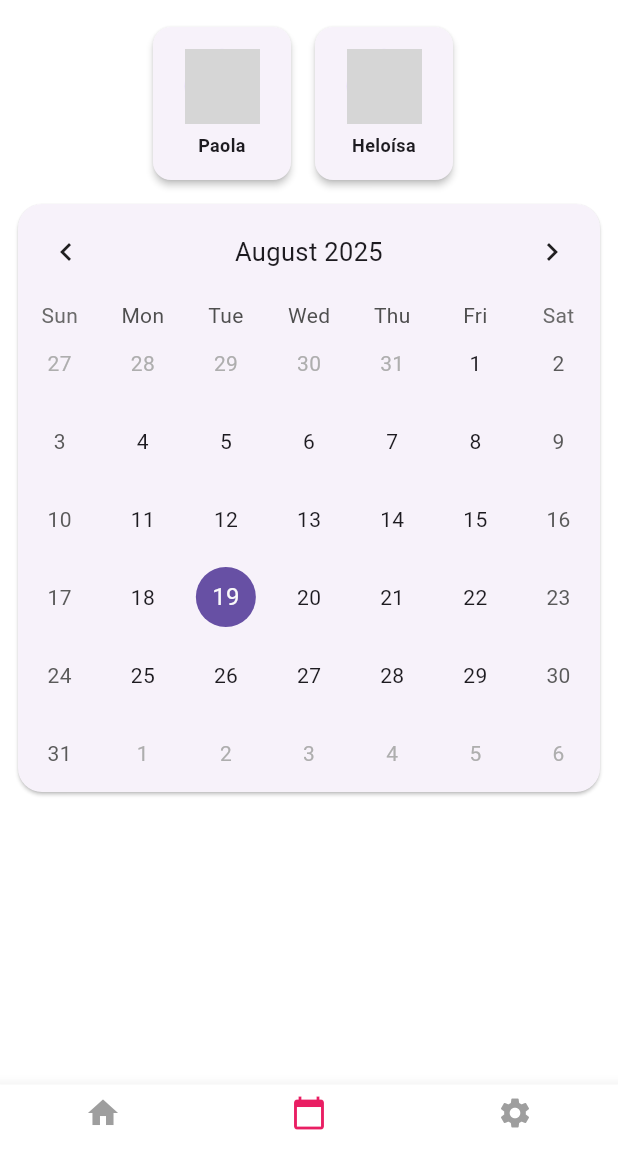
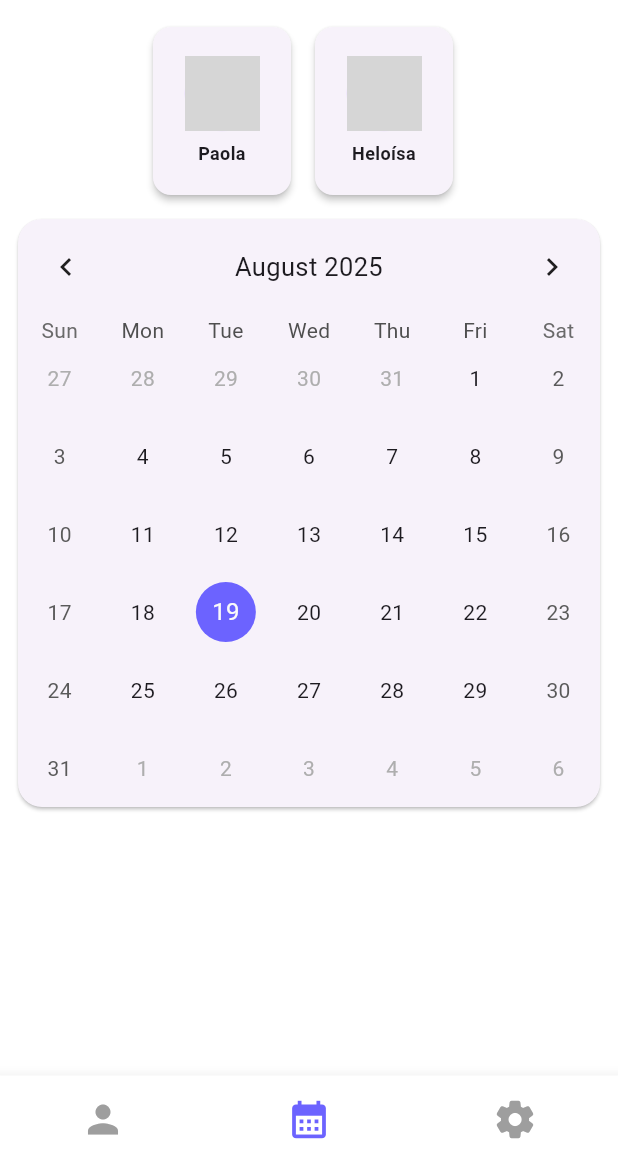
Before and after one commit to Moonsolemtec/nail_management, a Flutter app: the screen it shows after launch, on a phone screen of 412 x 824 dp, the part 63-1236 px from its top. Run offline on Flutter 3.47's test engine with Material 3 defaults, Android fonts, the phone set to English and light mode, and no system bars; drawn by our look-alikes of table_calendar; network calls fail; grey boxes are pictures that could not be loaded.

Commit message:
Add service and settings pages; update landing page with navigation and calendar functionality Palette colors on AppTheme

```diff
--- a/lib/main.dart
+++ b/lib/main.dart
@@ -27,6 +27,7 @@ class _MyAppState extends State<MyApp> {
   @override
   Widget build(BuildContext context) {
     return MaterialApp(
+      debugShowCheckedModeBanner: false,
       title: 'Nail Management',
       theme: AppTheme.lightTheme,
       darkTheme: AppTheme.darkTheme,
--- a/lib/pages/landing_page.dart
+++ b/lib/pages/landing_page.dart
@@ -1,4 +1,7 @@
 import 'package:flutter/material.dart';
+import 'package:nail_management/pages/service_page.dart';
+import 'package:nail_management/pages/settings_page.dart';
+import 'package:nail_management/theme/app_theme.dart';
 import 'package:table_calendar/table_calendar.dart';
 
 class LandingPage extends StatefulWidget {
@@ -14,13 +17,33 @@ class _LandingPageState extends State<LandingPage> {
   DateTime _focusedDay = DateTime.now();
   DateTime? _selectedDay = DateTime.now();
 
-  final List<Map<String, String>> professionals = [
+  final List<Map<String, String>> _professionals = const [
     {"name": "Paola", "image": "./images/sem_imagem.jpg"},
     {"name": "Heloísa", "image": "./images/sem_imagem.jpg"},
   ];
 
+  void _onItemTapped(int index) {
+    setState(() => _selectedIndex = index);
+  }
+
   @override
   Widget build(BuildContext context) {
+    final pages = [
+      const ServicePage(),
+      CalendarPage(
+        focusedDay: _focusedDay,
+        selectedDay: _selectedDay,
+        professionals: _professionals,
+        onDaySelected: (selected, focused) {
+          setState(() {
+            _selectedDay = selected;
+            _focusedDay = focused;
+          });
+        },
+      ),
+      const SettingsPage(),
+    ];
+
     return Scaffold(
       appBar: AppBar(
         title: const Text("Nail Management"),
@@ -32,50 +55,56 @@ class _LandingPageState extends State<LandingPage> {
           ),
         ],
       ),
-      body: Column(
+      body: IndexedStack(
+        index: _selectedIndex,
+        children: pages,
+      ),
+      bottomNavigationBar: BottomNavigationBar(
+        currentIndex: _selectedIndex,
+        onTap: _onItemTapped,
+        selectedItemColor: AppTheme.primary,
+        unselectedItemColor: AppTheme.deselected,
+        iconSize: 30,
+        showSelectedLabels: false,
+        showUnselectedLabels: false,
+        items: const [
+          BottomNavigationBarItem(icon: Icon(Icons.person), label: ""),
+          BottomNavigationBarItem(icon: Icon(Icons.calendar_month), label: ""),
+          BottomNavigationBarItem(icon: Icon(Icons.settings_rounded), label: ""),
+        ],
+      ),
+    );
+  }
+}
+
+class CalendarPage extends StatelessWidget {
+  final DateTime focusedDay;
+  final DateTime? selectedDay;
+  final List<Map<String, String>> professionals;
+  final void Function(DateTime selectedDay, DateTime focusedDay) onDaySelected;
+
+  const CalendarPage({
+    super.key,
+    required this.focusedDay,
+    required this.selectedDay,
+    required this.professionals,
+    required this.onDaySelected,
+  });
+
+  @override
+  Widget build(BuildContext context) {
+    return Column(
+      crossAxisAlignment: CrossAxisAlignment.center,
       children: [
-          SizedBox(
-            height: 110,
-            child: Center(
-              child: ListView.builder(
-                scrollDirection: Axis.horizontal,
-                shrinkWrap: true,
-                padding: const EdgeInsets.symmetric(horizontal: 8),
-                itemCount: professionals.length,
-                itemBuilder: (context, index) {
-                  return Container(
-                    width: 100,
-                    margin: const EdgeInsets.only(right: 8),
-                    child: Card(
-                      shape: RoundedRectangleBorder(
-                        borderRadius: BorderRadius.circular(12),
-                      ),
-                      elevation: 2,
-                      child: Column(
+        Row(
           mainAxisAlignment: MainAxisAlignment.center,
           children: [
-                          CircleAvatar(
-                            backgroundImage: NetworkImage(
-                              professionals[index]["image"]!,
+            Expanded(
+              child: Center(
+                child: ProfessionalsList(professionals: professionals),
               ),
-                            radius: 25,
-                          ),
-                          const SizedBox(height: 6),
-                          Text(
-                            professionals[index]["name"]!,
-                            style: const TextStyle(
-                              fontSize: 12,
-                              fontWeight: FontWeight.bold,
-                            ),
-                            textAlign: TextAlign.center,
             ),
           ],
-                      ),
-                    ),
-                  );
-                },
-              ),
-            ),
         ),
         Padding(
           padding: const EdgeInsets.all(8),
@@ -84,24 +113,31 @@ class _LandingPageState extends State<LandingPage> {
               borderRadius: BorderRadius.circular(16),
             ),
             child: TableCalendar(
-                focusedDay: _focusedDay,
+              focusedDay: focusedDay,
               firstDay: DateTime.utc(2020, 1, 1),
               lastDay: DateTime.utc(2030, 12, 31),
-                selectedDayPredicate: (day) => isSameDay(_selectedDay, day),
-                onDaySelected: (selectedDay, focusedDay) {
-                  setState(() {
-                    _selectedDay = selectedDay;
-                    _focusedDay = focusedDay;
-                  });
-                },
-                calendarStyle: CalendarStyle(
+              selectedDayPredicate: (day) => isSameDay(selectedDay, day),
+              onDaySelected: onDaySelected,
+              calendarStyle: _calendarStyle(context),
+              headerStyle: const HeaderStyle(
+                formatButtonVisible: false,
+                titleCentered: true,
+              ),
+            ),
+          ),
+        ),
+      ],
+    );
+  }
+
+  CalendarStyle _calendarStyle(BuildContext context) => CalendarStyle(
         selectedDecoration: BoxDecoration(
-                    color: Theme.of(context).primaryColor,
+          color: AppTheme.primary,
           shape: BoxShape.circle,
         ),
         todayDecoration: BoxDecoration(
           border: Border.all(
-                      color: Theme.of(context).primaryColor,
+            color: AppTheme.primary,
             width: 2,
           ),
           color: Colors.transparent,
@@ -111,27 +147,60 @@ class _LandingPageState extends State<LandingPage> {
           color: Theme.of(context).textTheme.bodyLarge!.color,
           fontWeight: FontWeight.bold,
         ),
+      );
+}
+
+class ProfessionalsList extends StatelessWidget {
+  final List<Map<String, String>> professionals;
+
+  const ProfessionalsList({super.key, required this.professionals});
+
+  @override
+  Widget build(BuildContext context) {
+    return SizedBox(
+      height: 120,
+      child: Center(
+        child: Row(
+          mainAxisAlignment: MainAxisAlignment.center,
+          children: professionals
+              .map((professional) => ProfessionalCard(
+                    name: professional["name"]!,
+                    imagePath: professional["image"]!,
+                  ))
+              .toList(),
         ),
-                headerStyle: const HeaderStyle(
-                  formatButtonVisible: false,
-                  titleCentered: true,
-                ),
-              ),
-            ),
-          ),
-        ],
-      ),
-      bottomNavigationBar: BottomNavigationBar(
-        currentIndex: _selectedIndex,
-        onTap: (index) {
-          setState(() => _selectedIndex = index);
-        },
-        items: const [
-          BottomNavigationBarItem(icon: Icon(Icons.home), label: ""),
-          BottomNavigationBarItem(icon: Icon(Icons.calendar_today), label: ""),
-          BottomNavigationBarItem(icon: Icon(Icons.settings), label: ""),
-        ],
       ),
     );
   }
 }
+
+class ProfessionalCard extends StatelessWidget {
+  final String name;
+  final String imagePath;
+
+  const ProfessionalCard({super.key, required this.name, required this.imagePath});
+
+  @override
+  Widget build(BuildContext context) {
+    return Container(
+      width: 100,
+      margin: const EdgeInsets.only(right: 8),
+      child: Card(
+        shape: RoundedRectangleBorder(borderRadius: BorderRadius.circular(12)),
+        elevation: 2,
+        child: Column(
+          mainAxisAlignment: MainAxisAlignment.center,
+          children: [
+            CircleAvatar(backgroundImage: NetworkImage(imagePath), radius: 25),
+            const SizedBox(height: 6),
+            Text(
+              name,
+              style: const TextStyle(fontSize: 12, fontWeight: FontWeight.bold),
+              textAlign: TextAlign.center,
+            ),
+          ],
+        ),
+      ),
+    );
+  }
+}
--- /dev/null
+++ b/lib/pages/service_page.dart
@@ -0,0 +1,17 @@
+import 'package:flutter/material.dart';
+
+class ServicePage extends StatelessWidget {
+  const ServicePage({Key? key}) : super(key: key);
+
+  @override
+  Widget build(BuildContext context) {
+    return Scaffold(
+      appBar: AppBar(
+        title: const Text('Service Page'),
+      ),
+      body: const Center(
+        child: Text('Welcome to the Service Page!'),
+      ),
+    );
+  }
+}
--- /dev/null
+++ b/lib/pages/settings_page.dart
@@ -0,0 +1,17 @@
+import 'package:flutter/material.dart';
+
+class SettingsPage extends StatelessWidget {
+  const SettingsPage({Key? key}) : super(key: key);
+
+  @override
+  Widget build(BuildContext context) {
+    return Scaffold(
+      appBar: AppBar(
+        title: const Text('Settings'),
+      ),
+      body: const Center(
+        child: Text('Settings Page'),
+      ),
+    );
+  }
+}
--- a/lib/theme/app_theme.dart
+++ b/lib/theme/app_theme.dart
@@ -1,6 +1,14 @@
 import 'package:flutter/material.dart';
 
 class AppTheme {
+
+  static const Color primary = Color(0xFF6C63FF);
+  static const Color secondary = Color(0xFFFF6584);
+  static const Color deselected = Colors.grey;
+  static const Color neutralLight = Color(0xFFF5F5F5);
+  static const Color neutralDark = Color(0xFF1E1E2C);
+  static const Color accent = Color(0xFFFFD369);
+
   static ThemeData lightTheme = ThemeData(
     brightness: Brightness.light,
     primarySwatch: Colors.pink,
```
Also changed, not shown: lib/pages/event_page.dart (added). Lines whose indentation alone changed are shown as unchanged.
